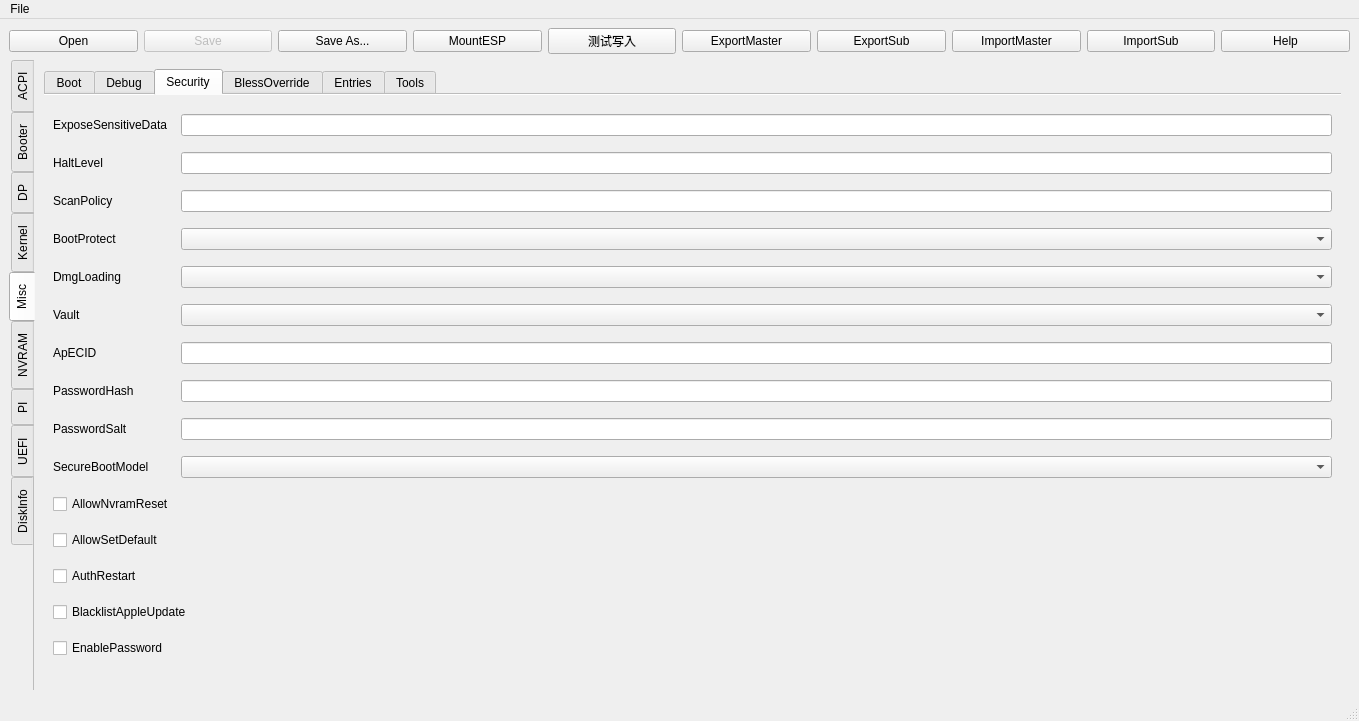
ic005k/OCAuxiliaryTools, file mainwindow.ui: the form before one commit.
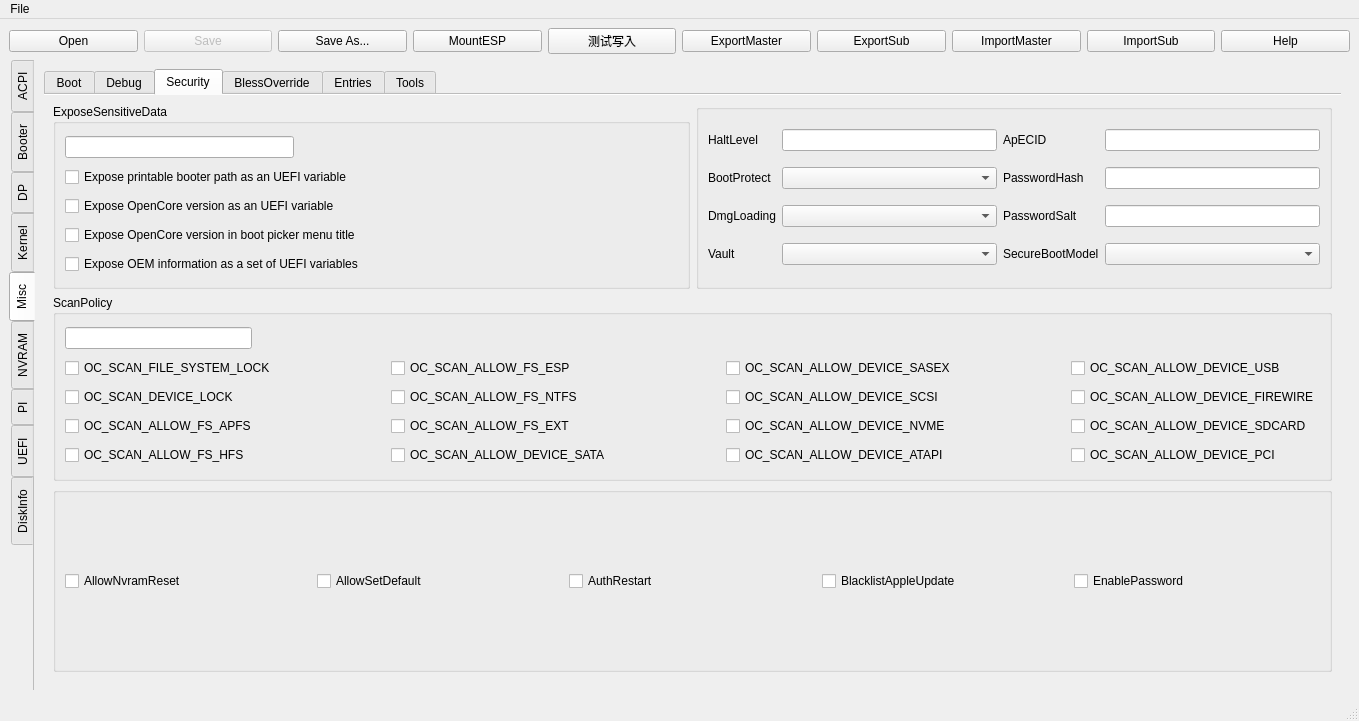
The form after the commit. The open tabs and pages were chosen to show the change. Icons and pictures are not drawn.

The edit to the form file:
```diff
--- a/mainwindow.ui
+++ b/mainwindow.ui
@@ -2056,27 +2056,458 @@
            <attribute name="title">
             <string>Security</string>
            </attribute>
-           <layout class="QGridLayout" name="gridLayout_25">
+           <layout class="QGridLayout" name="gridLayout_48">
             <item row="0" column="0">
-             <widget class="QLabel" name="label_13">
-              <property name="toolTip">
-               <string>• 0x01 — Expose printable booter path as an UEFI variable.
-• 0x02 — Expose OpenCore version as an UEFI variable.
-• 0x04 — Expose OpenCore version in boot picker menu title.
-• 0x08 — Expose OEM information as a set of UEFI variables.</string>
-              </property>
+             <widget class="QGroupBox" name="groupBox">
               <property name="statusTip">
                <string> Sensitive data exposure bitmask (sum) to operating system.</string>
               </property>
-              <property name="text">
+              <property name="title">
                <string>ExposeSensitiveData</string>
               </property>
-             </widget>
-            </item>
-            <item row="0" column="1">
+              <layout class="QGridLayout" name="gridLayout_45">
+               <item row="0" column="0">
              <widget class="QLineEdit" name="editExposeSensitiveData"/>
             </item>
-            <item row="1" column="0">
+               <item row="0" column="1">
+                <spacer name="horizontalSpacer_24">
+                 <property name="orientation">
+                  <enum>Qt::Horizontal</enum>
+                 </property>
+                 <property name="sizeHint" stdset="0">
+                  <size>
+                   <width>378</width>
+                   <height>20</height>
+                  </size>
+                 </property>
+                </spacer>
+               </item>
+               <item row="1" column="0" colspan="2">
+                <widget class="QCheckBox" name="chk01">
+                 <property name="text">
+                  <string>Expose printable booter path as an UEFI variable</string>
+                 </property>
+                </widget>
+               </item>
+               <item row="2" column="0" colspan="2">
+                <widget class="QCheckBox" name="chk02">
+                 <property name="text">
+                  <string>Expose OpenCore version as an UEFI variable</string>
+                 </property>
+                </widget>
+               </item>
+               <item row="3" column="0" colspan="2">
+                <widget class="QCheckBox" name="chk04">
+                 <property name="text">
+                  <string>Expose OpenCore version in boot picker menu title</string>
+                 </property>
+                </widget>
+               </item>
+               <item row="4" column="0" colspan="2">
+                <widget class="QCheckBox" name="chk08">
+                 <property name="text">
+                  <string>Expose OEM information as a set of UEFI variables</string>
+                 </property>
+                </widget>
+               </item>
+              </layout>
+             </widget>
+            </item>
+            <item row="1" column="0" colspan="2">
+             <widget class="QGroupBox" name="groupBox_2">
+              <property name="statusTip">
+               <string> Define operating system detection policy.</string>
+              </property>
+              <property name="title">
+               <string>ScanPolicy</string>
+              </property>
+              <layout class="QGridLayout" name="gridLayout_25">
+               <item row="0" column="0">
+                <widget class="QLineEdit" name="editScanPolicy">
+                 <property name="maximumSize">
+                  <size>
+                   <width>187</width>
+                   <height>16777215</height>
+                  </size>
+                 </property>
+                </widget>
+               </item>
+               <item row="0" column="1" colspan="7">
+                <spacer name="horizontalSpacer_66">
+                 <property name="orientation">
+                  <enum>Qt::Horizontal</enum>
+                 </property>
+                 <property name="sizeHint" stdset="0">
+                  <size>
+                   <width>994</width>
+                   <height>20</height>
+                  </size>
+                 </property>
+                </spacer>
+               </item>
+               <item row="1" column="0" colspan="2">
+                <widget class="QCheckBox" name="chk1">
+                 <property name="text">
+                  <string>OC_SCAN_FILE_SYSTEM_LOCK</string>
+                 </property>
+                </widget>
+               </item>
+               <item row="1" column="2">
+                <spacer name="horizontalSpacer_30">
+                 <property name="orientation">
+                  <enum>Qt::Horizontal</enum>
+                 </property>
+                 <property name="sizeHint" stdset="0">
+                  <size>
+                   <width>70</width>
+                   <height>20</height>
+                  </size>
+                 </property>
+                </spacer>
+               </item>
+               <item row="1" column="3">
+                <widget class="QCheckBox" name="chk5">
+                 <property name="text">
+                  <string>OC_SCAN_ALLOW_FS_ESP</string>
+                 </property>
+                </widget>
+               </item>
+               <item row="1" column="4">
+                <spacer name="horizontalSpacer_25">
+                 <property name="orientation">
+                  <enum>Qt::Horizontal</enum>
+                 </property>
+                 <property name="sizeHint" stdset="0">
+                  <size>
+                   <width>71</width>
+                   <height>20</height>
+                  </size>
+                 </property>
+                </spacer>
+               </item>
+               <item row="1" column="5">
+                <widget class="QCheckBox" name="chk9">
+                 <property name="text">
+                  <string>OC_SCAN_ALLOW_DEVICE_SASEX</string>
+                 </property>
+                </widget>
+               </item>
+               <item row="1" column="6">
+                <spacer name="horizontalSpacer_34">
+                 <property name="orientation">
+                  <enum>Qt::Horizontal</enum>
+                 </property>
+                 <property name="sizeHint" stdset="0">
+                  <size>
+                   <width>70</width>
+                   <height>20</height>
+                  </size>
+                 </property>
+                </spacer>
+               </item>
+               <item row="1" column="7">
+                <widget class="QCheckBox" name="chk13">
+                 <property name="text">
+                  <string>OC_SCAN_ALLOW_DEVICE_USB</string>
+                 </property>
+                </widget>
+               </item>
+               <item row="2" column="0">
+                <widget class="QCheckBox" name="chk2">
+                 <property name="text">
+                  <string>OC_SCAN_DEVICE_LOCK</string>
+                 </property>
+                </widget>
+               </item>
+               <item row="2" column="2">
+                <spacer name="horizontalSpacer_32">
+                 <property name="orientation">
+                  <enum>Qt::Horizontal</enum>
+                 </property>
+                 <property name="sizeHint" stdset="0">
+                  <size>
+                   <width>70</width>
+                   <height>20</height>
+                  </size>
+                 </property>
+                </spacer>
+               </item>
+               <item row="2" column="3">
+                <widget class="QCheckBox" name="chk6">
+                 <property name="text">
+                  <string>OC_SCAN_ALLOW_FS_NTFS</string>
+                 </property>
+                </widget>
+               </item>
+               <item row="2" column="4">
+                <spacer name="horizontalSpacer_28">
+                 <property name="orientation">
+                  <enum>Qt::Horizontal</enum>
+                 </property>
+                 <property name="sizeHint" stdset="0">
+                  <size>
+                   <width>71</width>
+                   <height>20</height>
+                  </size>
+                 </property>
+                </spacer>
+               </item>
+               <item row="2" column="5">
+                <widget class="QCheckBox" name="chk10">
+                 <property name="text">
+                  <string>OC_SCAN_ALLOW_DEVICE_SCSI</string>
+                 </property>
+                </widget>
+               </item>
+               <item row="2" column="6">
+                <spacer name="horizontalSpacer_36">
+                 <property name="orientation">
+                  <enum>Qt::Horizontal</enum>
+                 </property>
+                 <property name="sizeHint" stdset="0">
+                  <size>
+                   <width>70</width>
+                   <height>20</height>
+                  </size>
+                 </property>
+                </spacer>
+               </item>
+               <item row="2" column="7">
+                <widget class="QCheckBox" name="chk14">
+                 <property name="text">
+                  <string>OC_SCAN_ALLOW_DEVICE_FIREWIRE</string>
+                 </property>
+                </widget>
+               </item>
+               <item row="3" column="0">
+                <widget class="QCheckBox" name="chk3">
+                 <property name="text">
+                  <string>OC_SCAN_ALLOW_FS_APFS</string>
+                 </property>
+                </widget>
+               </item>
+               <item row="3" column="2">
+                <spacer name="horizontalSpacer_31">
+                 <property name="orientation">
+                  <enum>Qt::Horizontal</enum>
+                 </property>
+                 <property name="sizeHint" stdset="0">
+                  <size>
+                   <width>70</width>
+                   <height>20</height>
+                  </size>
+                 </property>
+                </spacer>
+               </item>
+               <item row="3" column="3">
+                <widget class="QCheckBox" name="chk7">
+                 <property name="text">
+                  <string>OC_SCAN_ALLOW_FS_EXT</string>
+                 </property>
+                </widget>
+               </item>
+               <item row="3" column="4">
+                <spacer name="horizontalSpacer_26">
+                 <property name="orientation">
+                  <enum>Qt::Horizontal</enum>
+                 </property>
+                 <property name="sizeHint" stdset="0">
+                  <size>
+                   <width>71</width>
+                   <height>20</height>
+                  </size>
+                 </property>
+                </spacer>
+               </item>
+               <item row="3" column="5">
+                <widget class="QCheckBox" name="chk11">
+                 <property name="text">
+                  <string>OC_SCAN_ALLOW_DEVICE_NVME</string>
+                 </property>
+                </widget>
+               </item>
+               <item row="3" column="6">
+                <spacer name="horizontalSpacer_35">
+                 <property name="orientation">
+                  <enum>Qt::Horizontal</enum>
+                 </property>
+                 <property name="sizeHint" stdset="0">
+                  <size>
+                   <width>70</width>
+                   <height>20</height>
+                  </size>
+                 </property>
+                </spacer>
+               </item>
+               <item row="3" column="7">
+                <widget class="QCheckBox" name="chk15">
+                 <property name="text">
+                  <string>OC_SCAN_ALLOW_DEVICE_SDCARD</string>
+                 </property>
+                </widget>
+               </item>
+               <item row="4" column="0">
+                <widget class="QCheckBox" name="chk4">
+                 <property name="text">
+                  <string>OC_SCAN_ALLOW_FS_HFS</string>
+                 </property>
+                </widget>
+               </item>
+               <item row="4" column="2">
+                <spacer name="horizontalSpacer_29">
+                 <property name="orientation">
+                  <enum>Qt::Horizontal</enum>
+                 </property>
+                 <property name="sizeHint" stdset="0">
+                  <size>
+                   <width>70</width>
+                   <height>20</height>
+                  </size>
+                 </property>
+                </spacer>
+               </item>
+               <item row="4" column="3">
+                <widget class="QCheckBox" name="chk8">
+                 <property name="text">
+                  <string>OC_SCAN_ALLOW_DEVICE_SATA</string>
+                 </property>
+                </widget>
+               </item>
+               <item row="4" column="4">
+                <spacer name="horizontalSpacer_27">
+                 <property name="orientation">
+                  <enum>Qt::Horizontal</enum>
+                 </property>
+                 <property name="sizeHint" stdset="0">
+                  <size>
+                   <width>71</width>
+                   <height>20</height>
+                  </size>
+                 </property>
+                </spacer>
+               </item>
+               <item row="4" column="5">
+                <widget class="QCheckBox" name="chk12">
+                 <property name="text">
+                  <string>OC_SCAN_ALLOW_DEVICE_ATAPI</string>
+                 </property>
+                </widget>
+               </item>
+               <item row="4" column="6">
+                <spacer name="horizontalSpacer_33">
+                 <property name="orientation">
+                  <enum>Qt::Horizontal</enum>
+                 </property>
+                 <property name="sizeHint" stdset="0">
+                  <size>
+                   <width>70</width>
+                   <height>20</height>
+                  </size>
+                 </property>
+                </spacer>
+               </item>
+               <item row="4" column="7">
+                <widget class="QCheckBox" name="chk16">
+                 <property name="text">
+                  <string>OC_SCAN_ALLOW_DEVICE_PCI</string>
+                 </property>
+                </widget>
+               </item>
+              </layout>
+             </widget>
+            </item>
+            <item row="2" column="0" colspan="2">
+             <widget class="QGroupBox" name="groupBox_4">
+              <property name="title">
+               <string/>
+              </property>
+              <layout class="QGridLayout" name="gridLayout_47">
+               <item row="0" column="0">
+                <widget class="QCheckBox" name="chkAllowNvramReset">
+                 <property name="toolTip">
+                  <string>Note 1 : It is known that some Lenovo laptops have a firmware bug, which makes them unbootable after performing
+NVRAM reset. See acidanthera/bugtracker#995 for more details.
+Note 2 : Resetting NVRAM will also erase all the boot options otherwise not backed up with bless (e.g. Linux).</string>
+                 </property>
+                 <property name="statusTip">
+                  <string> Allow CMD+OPT+P+R handling and enable showing NVRAM Reset entry in boot picker.</string>
+                 </property>
+                 <property name="text">
+                  <string>AllowNvramReset</string>
+                 </property>
+                </widget>
+               </item>
+               <item row="0" column="2">
+                <widget class="QCheckBox" name="chkAuthRestart">
+                 <property name="toolTip">
+                  <string>Authenticated restart is a way to reboot FileVault 2 enabled macOS without entering the password. To perform
+authenticated restart one can use a dedicated terminal command: sudo fdesetup authrestart. It is also used
+when installing operating system updates.
+VirtualSMC performs authenticated restart by saving disk encryption key split in NVRAM and RTC, which
+despite being removed as soon as OpenCore starts, may be considered a security risk and thus is optional.</string>
+                 </property>
+                 <property name="statusTip">
+                  <string>Enable VirtualSMC-compatible authenticated restart.</string>
+                 </property>
+                 <property name="text">
+                  <string>AuthRestart</string>
+                 </property>
+                </widget>
+               </item>
+               <item row="0" column="1">
+                <widget class="QCheckBox" name="chkAllowSetDefault">
+                 <property name="toolTip">
+                  <string> Allow CTRL+Enter and CTRL+Index handling to set the default boot option in boot picker.</string>
+                 </property>
+                 <property name="statusTip">
+                  <string> Allow CTRL+Enter and CTRL+Index handling to set the default boot option in boot picker.</string>
+                 </property>
+                 <property name="text">
+                  <string>AllowSetDefault</string>
+                 </property>
+                </widget>
+               </item>
+               <item row="0" column="4">
+                <widget class="QCheckBox" name="chkEnablePassword">
+                 <property name="toolTip">
+                  <string>Password protection ensures that sensitive operations like booting a non-default operating system (e.g. macOS
+recovery or a tool), resetting NVRAM storage, trying to boot into a non-default mode (e.g. verbose mode or safe
+mode) are not allowed without explicit user authentication by a custom password. Currently password and salt
+are hashed with 5000000 iterations of SHA-512.
+Note: This functionality is currently in development and is not ready for daily usage.</string>
+                 </property>
+                 <property name="statusTip">
+                  <string> Enable password protection to allow sensitive operations.</string>
+                 </property>
+                 <property name="text">
+                  <string>EnablePassword</string>
+                 </property>
+                </widget>
+               </item>
+               <item row="0" column="3">
+                <widget class="QCheckBox" name="chkBlacklistAppleUpdate">
+                 <property name="toolTip">
+                  <string>Note: This option exists due to some operating systems, namely macOS Big Sur, being incapable of disabling
+firmware updates with the NVRAM variable (run-efi-updater).</string>
+                 </property>
+                 <property name="statusTip">
+                  <string>Ignore boot options trying to update Apple peripheral firmware (e.g. MultiUpdater.efi).</string>
+                 </property>
+                 <property name="text">
+                  <string>BlacklistAppleUpdate</string>
+                 </property>
+                </widget>
+               </item>
+              </layout>
+             </widget>
+            </item>
+            <item row="0" column="1">
+             <widget class="QGroupBox" name="groupBox_3">
+              <property name="title">
+               <string/>
+              </property>
+              <layout class="QGridLayout" name="gridLayout_46">
+               <item row="0" column="0">
              <widget class="QLabel" name="label_14">
               <property name="toolTip">
                <string> EDK II debug level bitmask (sum) causing CPU to halt (stop execution) after obtaining a message
@@ -2091,11 +2522,11 @@
               </property>
              </widget>
             </item>
-            <item row="1" column="1">
+               <item row="0" column="1">
              <widget class="QLineEdit" name="editHaltLevel"/>
             </item>
-            <item row="2" column="0">
-             <widget class="QLabel" name="label_15">
+               <item row="0" column="2">
+                <widget class="QLabel" name="label_44">
               <property name="toolTip">
                <string>This value allows to prevent scanning (and booting) from untrusted source based on a bitmask (sum) of select
 flags. As it is not possible to reliably detect every file system or device type, this feature cannot be fully relied
@@ -2108,14 +2539,14 @@
                <string> Define operating system detection policy.</string>
               </property>
               <property name="text">
-               <string>ScanPolicy</string>
+                  <string>ApECID</string>
               </property>
              </widget>
             </item>
-            <item row="2" column="1">
-             <widget class="QLineEdit" name="editScanPolicy"/>
-            </item>
-            <item row="3" column="0">
+               <item row="0" column="3">
+                <widget class="QLineEdit" name="editApECID"/>
+               </item>
+               <item row="1" column="0">
              <widget class="QLabel" name="label_12">
               <property name="toolTip">
                <string>Valid values:
@@ -2140,10 +2571,26 @@
               </property>
              </widget>
             </item>
-            <item row="3" column="1">
+               <item row="1" column="1">
              <widget class="QComboBox" name="cboxBootProtect"/>
             </item>
-            <item row="4" column="0">
+               <item row="1" column="2">
+                <widget class="QLabel" name="label_93">
+                 <property name="toolTip">
+                  <string>Password hash used when EnabledPassword is set.</string>
+                 </property>
+                 <property name="statusTip">
+                  <string>Password hash used when EnabledPassword is set.</string>
+                 </property>
+                 <property name="text">
+                  <string>PasswordHash</string>
+                 </property>
+                </widget>
+               </item>
+               <item row="1" column="3">
+                <widget class="QLineEdit" name="editPasswordHash"/>
+               </item>
+               <item row="2" column="0">
              <widget class="QLabel" name="label_27">
               <property name="toolTip">
                <string>Valid values:
@@ -2164,10 +2611,26 @@
               </property>
              </widget>
             </item>
-            <item row="4" column="1">
+               <item row="2" column="1">
              <widget class="QComboBox" name="cboxDmgLoading"/>
             </item>
-            <item row="5" column="0">
+               <item row="2" column="2">
+                <widget class="QLabel" name="label_94">
+                 <property name="toolTip">
+                  <string> Password salt used when EnabledPassword is set.</string>
+                 </property>
+                 <property name="statusTip">
+                  <string> Password salt used when EnabledPassword is set.</string>
+                 </property>
+                 <property name="text">
+                  <string>PasswordSalt</string>
+                 </property>
+                </widget>
+               </item>
+               <item row="2" column="3">
+                <widget class="QLineEdit" name="editPasswordSalt"/>
+               </item>
+               <item row="3" column="0">
              <widget class="QLabel" name="label_16">
               <property name="toolTip">
                <string>Valid values:
@@ -2185,66 +2648,10 @@
               </property>
              </widget>
             </item>
-            <item row="5" column="1">
+               <item row="3" column="1">
              <widget class="QComboBox" name="cboxVault"/>
             </item>
-            <item row="6" column="0">
-             <widget class="QLabel" name="label_44">
-              <property name="toolTip">
-               <string>Setting this value to any non-zero 64-bit integer will allow using personalised Apple Secure Boot identifiers. If
-you want to use this setting, make sure to generate a random 64-bit number with a cryptographically secure
-random number generator. With this value set and SecureBootModel valid and not Disabled it is possible to
-achieve Full Security of Apple Secure Boot.
-To start using personalised Apple Secure Boot you will have to reinstall the operating system or personalise it.
-Until your operating system is personalised you will only be able to load macOS DMG recovery. If you do not have
-DMG recovery you could always download it with macrecovery utility and put to com.apple.recovery.boot
-as explained in Tips and Tricks section. Keep in mind that DMG loading needs to be set to Signed to use any
-DMG with Apple Secure Boot.</string>
-              </property>
-              <property name="statusTip">
-               <string>Apple Enclave Identifier.</string>
-              </property>
-              <property name="text">
-               <string>ApECID</string>
-              </property>
-             </widget>
-            </item>
-            <item row="6" column="1">
-             <widget class="QLineEdit" name="editApECID"/>
-            </item>
-            <item row="7" column="0">
-             <widget class="QLabel" name="label_93">
-              <property name="toolTip">
-               <string>Password hash used when EnabledPassword is set.</string>
-              </property>
-              <property name="statusTip">
-               <string>Password hash used when EnabledPassword is set.</string>
-              </property>
-              <property name="text">
-               <string>PasswordHash</string>
-              </property>
-             </widget>
-            </item>
-            <item row="7" column="1">
-             <widget class="QLineEdit" name="editPasswordHash"/>
-            </item>
-            <item row="8" column="0">
-             <widget class="QLabel" name="label_94">
-              <property name="toolTip">
-               <string> Password salt used when EnabledPassword is set.</string>
-              </property>
-              <property name="statusTip">
-               <string> Password salt used when EnabledPassword is set.</string>
-              </property>
-              <property name="text">
-               <string>PasswordSalt</string>
-              </property>
-             </widget>
-            </item>
-            <item row="8" column="1">
-             <widget class="QLineEdit" name="editPasswordSalt"/>
-            </item>
-            <item row="9" column="0">
+               <item row="3" column="2">
              <widget class="QLabel" name="label_45">
               <property name="toolTip">
                <string>Sets Apple Secure Boot hardware model and policy. Specifying this value defines which operating systems will be
@@ -2275,85 +2682,12 @@
               </property>
              </widget>
             </item>
-            <item row="9" column="1">
+               <item row="3" column="3">
              <widget class="QComboBox" name="cboxSecureBootModel"/>
             </item>
-            <item row="10" column="0">
-             <widget class="QCheckBox" name="chkAllowNvramReset">
-              <property name="toolTip">
-               <string>Note 1 : It is known that some Lenovo laptops have a firmware bug, which makes them unbootable after performing
-NVRAM reset. See acidanthera/bugtracker#995 for more details.
-Note 2 : Resetting NVRAM will also erase all the boot options otherwise not backed up with bless (e.g. Linux).</string>
-              </property>
-              <property name="statusTip">
-               <string> Allow CMD+OPT+P+R handling and enable showing NVRAM Reset entry in boot picker.</string>
-              </property>
-              <property name="text">
-               <string>AllowNvramReset</string>
-              </property>
+              </layout>
              </widget>
             </item>
-            <item row="11" column="0">
-             <widget class="QCheckBox" name="chkAllowSetDefault">
-              <property name="toolTip">
-               <string> Allow CTRL+Enter and CTRL+Index handling to set the default boot option in boot picker.</string>
-              </property>
-              <property name="statusTip">
-               <string> Allow CTRL+Enter and CTRL+Index handling to set the default boot option in boot picker.</string>
-              </property>
-              <property name="text">
-               <string>AllowSetDefault</string>
-              </property>
-             </widget>
-            </item>
-            <item row="12" column="0">
-             <widget class="QCheckBox" name="chkAuthRestart">
-              <property name="toolTip">
-               <string>Authenticated restart is a way to reboot FileVault 2 enabled macOS without entering the password. To perform
-authenticated restart one can use a dedicated terminal command: sudo fdesetup authrestart. It is also used
-when installing operating system updates.
-VirtualSMC performs authenticated restart by saving disk encryption key split in NVRAM and RTC, which
-despite being removed as soon as OpenCore starts, may be considered a security risk and thus is optional.</string>
-              </property>
-              <property name="statusTip">
-               <string>Enable VirtualSMC-compatible authenticated restart.</string>
-              </property>
-              <property name="text">
-               <string>AuthRestart</string>
-              </property>
-             </widget>
-            </item>
-            <item row="13" column="0" colspan="2">
-             <widget class="QCheckBox" name="chkBlacklistAppleUpdate">
-              <property name="toolTip">
-               <string>Note: This option exists due to some operating systems, namely macOS Big Sur, being incapable of disabling
-firmware updates with the NVRAM variable (run-efi-updater).</string>
-              </property>
-              <property name="statusTip">
-               <string>Ignore boot options trying to update Apple peripheral firmware (e.g. MultiUpdater.efi).</string>
-              </property>
-              <property name="text">
-               <string>BlacklistAppleUpdate</string>
-              </property>
-             </widget>
-            </item>
-            <item row="14" column="0">
-             <widget class="QCheckBox" name="chkEnablePassword">
-              <property name="toolTip">
-               <string>Password protection ensures that sensitive operations like booting a non-default operating system (e.g. macOS
-recovery or a tool), resetting NVRAM storage, trying to boot into a non-default mode (e.g. verbose mode or safe
-mode) are not allowed without explicit user authentication by a custom password. Currently password and salt
-are hashed with 5000000 iterations of SHA-512.
-Note: This functionality is currently in development and is not ready for daily usage.</string>
-              </property>
-              <property name="statusTip">
-               <string> Enable password protection to allow sensitive operations.</string>
-              </property>
-              <property name="text">
-               <string>EnablePassword</string>
-              </property>
-             </widget>
-            </item>
            </layout>
            <zorder>label_13</zorder>
            <zorder>editExposeSensitiveData</zorder>
```
Left out of the diff: 1961 changed lines with no effect on the pictures. Lines whose indentation alone changed are shown as unchanged.
